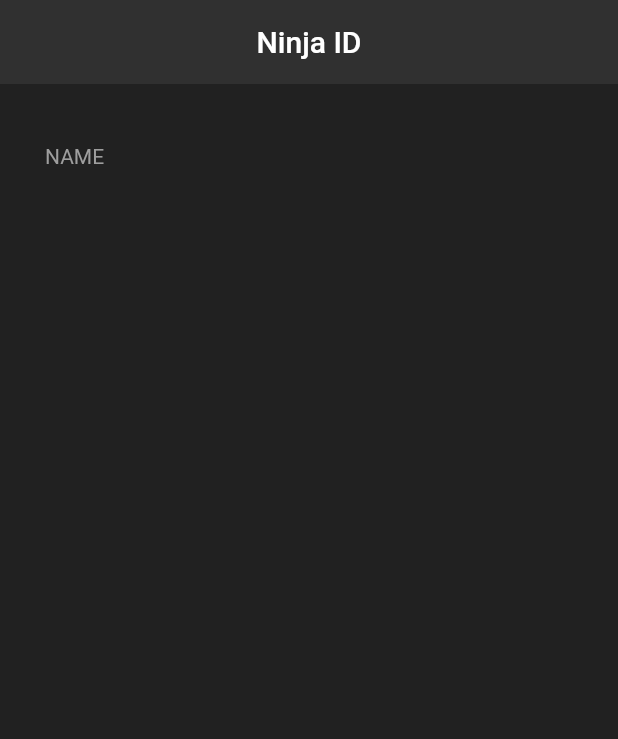
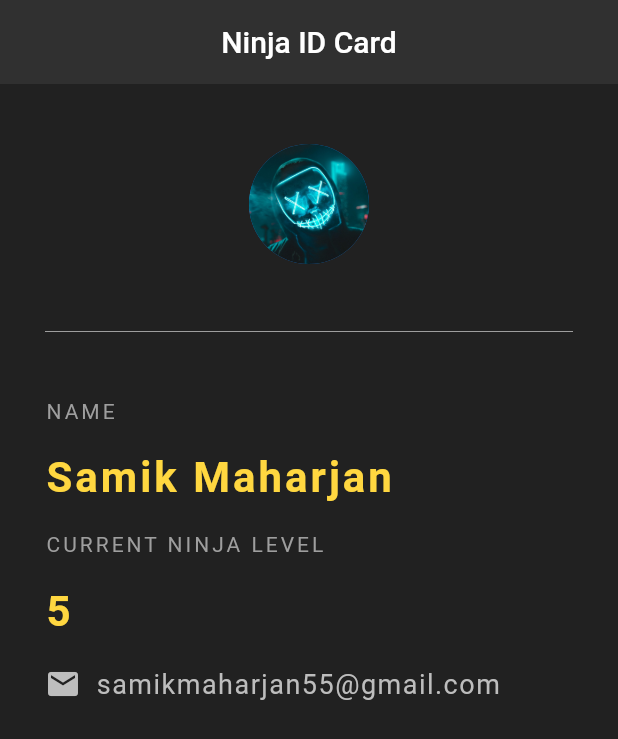
Before and after one commit to samikmaharjan55/Ninja-Id, a Flutter app: the screen it shows after launch, on a phone screen of 412 x 824 dp. Shown: the top 739 px of the screen. Run offline on Flutter 3.47's test engine with Material 2 defaults, Android fonts, the phone set to English and light mode, and no system bars.

Commit message:
Ninja ID Card

```diff
--- a/lib/main.dart
+++ b/lib/main.dart
@@ -1,6 +1,6 @@
 import 'package:flutter/material.dart';
 
-void main() => runApp(MaterialApp(
+void main() => runApp(const MaterialApp(
       debugShowCheckedModeBanner: false,
       home: NinjaCard(),
     ));
@@ -14,19 +14,87 @@ class NinjaCard extends StatelessWidget {
         backgroundColor: Colors.grey[900],
         appBar: AppBar(
           elevation: 0.0,
-          title: Text('Ninja ID'),
+          title: const Text('Ninja ID Card'),
           centerTitle: true,
           backgroundColor: Colors.grey[850],
         ),
         body: Padding(
-          padding: EdgeInsets.fromLTRB(30.0, 40.0, 30.0, 0.0),
+          padding: const EdgeInsets.fromLTRB(30.0, 40.0, 30.0, 0.0),
           child: Column(
+            crossAxisAlignment: CrossAxisAlignment.start,
             children: [
-              Text(
+              Center(
+                child: CircleAvatar(
+                  backgroundImage: AssetImage('assets/11.jpg'),
+                  radius: 40.0,
+                ),
+              ),
+              Divider(
+                height: 90.0,
+                color: Colors.grey[500],
+              ),
+              const Text(
                 'NAME',
                 style: TextStyle(
                   color: Colors.grey,
+                  letterSpacing: 2.0,
                 ),
+              ),
+              const SizedBox(
+                height: 20.0,
+              ),
+              Text(
+                'Samik Maharjan',
+                style: TextStyle(
+                  color: Colors.amberAccent[200],
+                  letterSpacing: 2.0,
+                  fontSize: 28.0,
+                  fontWeight: FontWeight.bold,
+                ),
+              ),
+              const SizedBox(
+                height: 20.0,
+              ),
+              const Text(
+                'CURRENT NINJA LEVEL',
+                style: TextStyle(
+                  color: Colors.grey,
+                  letterSpacing: 2.0,
+                ),
+              ),
+              const SizedBox(
+                height: 20.0,
+              ),
+              Text(
+                '5',
+                style: TextStyle(
+                  color: Colors.amberAccent[200],
+                  letterSpacing: 2.0,
+                  fontSize: 28.0,
+                  fontWeight: FontWeight.bold,
+                ),
+              ),
+              const SizedBox(
+                height: 20.0,
+              ),
+              Row(
+                children: [
+                  Icon(
+                    Icons.email,
+                    color: Colors.grey[400],
+                  ),
+                  const SizedBox(
+                    width: 10.0,
+                  ),
+                  Text(
+                    'samikmaharjan55@gmail.com',
+                    style: TextStyle(
+                      color: Colors.grey[400],
+                      letterSpacing: 1.0,
+                      fontSize: 18.0,
+                    ),
+                  ),
+                ],
               ),
             ],
           ),
--- a/pubspec.yaml
+++ b/pubspec.yaml
@@ -58,9 +58,9 @@ flutter:
   uses-material-design: true
 
   # To add assets to your application, add an assets section, like this:
-  # assets:
-  #   - images/a_dot_burr.jpeg
-  #   - images/a_dot_ham.jpeg
+  assets:
+    - assets/11.jpg
+
 
   # An image asset can refer to one or more resolution-specific "variants", see
   # https://flutter.dev/assets-and-images/#resolution-aware.
```
Also changed, not shown: assets/11.jpg (added).
